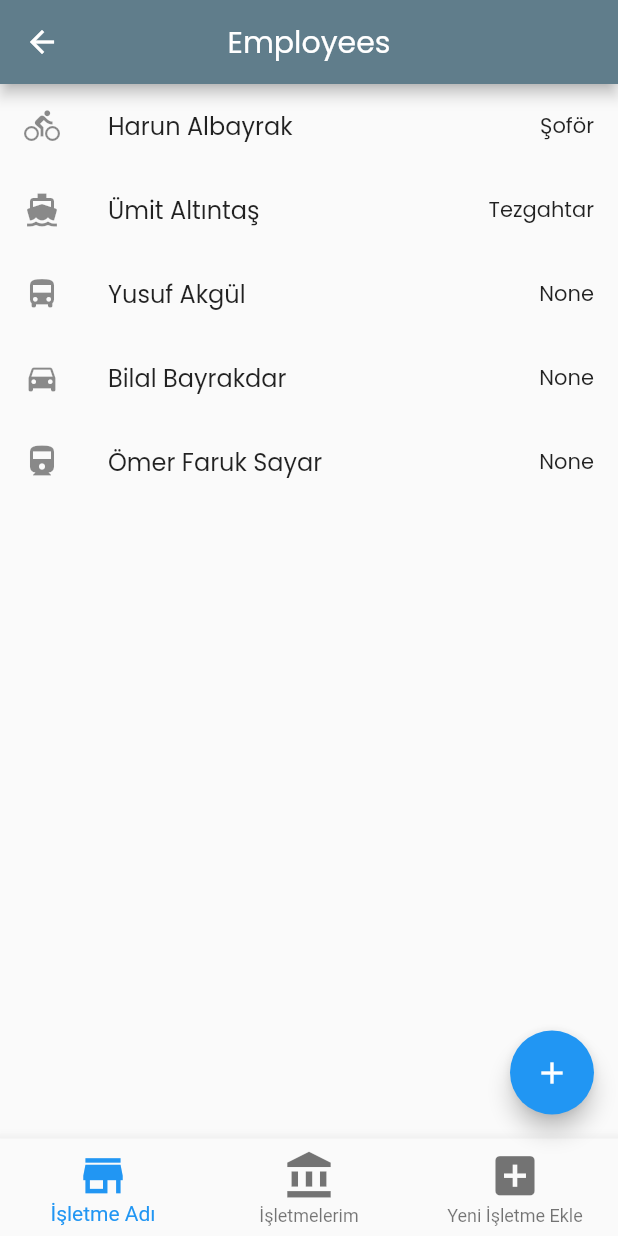
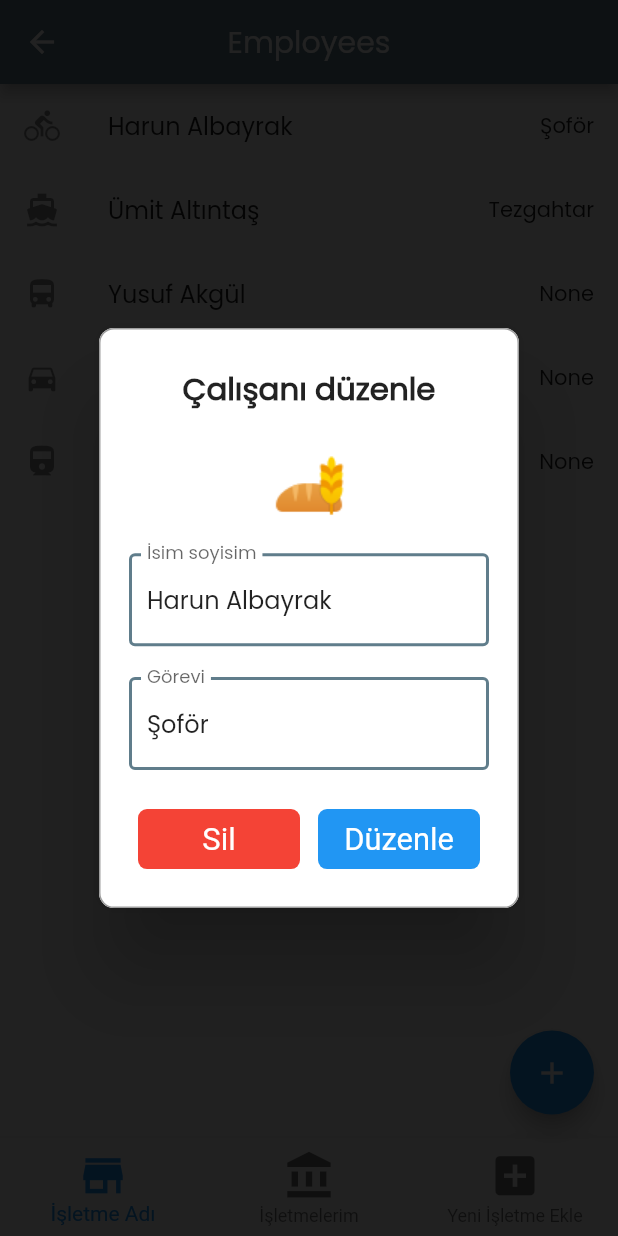
Before and after one commit to rootate/MyBakery, a Flutter app: the Employees screen opened directly, after a tap on "Harun Albayrak", on a phone screen of 412 x 824 dp. Run offline on Flutter 3.47's test engine with Material 2 defaults, Android fonts, the phone set to English and light mode, and no system bars; drawn by our look-alikes of rflutter_alert; our stand-ins replace firebase_auth, firebase_core, flutter_datetime_picker, flutter_spinkit; accounts and stored records are empty.

Commit message:
Add Popup for employees

```diff
--- a/lib/screens/employees.dart
+++ b/lib/screens/employees.dart
@@ -1,5 +1,7 @@
 import 'package:flutter/material.dart';
 import 'package:flutter_my_bakery/shared/bottom_bar.dart';
+import 'package:flutter_my_bakery/shared/constants.dart';
+import 'package:rflutter_alert/rflutter_alert.dart';
 
 class Employees extends StatefulWidget {
   @override
@@ -16,6 +18,17 @@ class _EmployeesState extends State<Employees> {
 
   @override
   Widget build(BuildContext context) {
+    final contextW = MediaQuery.of(context).size.width;
+    final contextH = MediaQuery.of(context).size.height;
+
+    final sizeW = contextW / 20;
+    final sizeH = contextH / 20;
+
+    final image = Image(image: AssetImage('assets/images/icons/bread.png'));
+
+    TextEditingController controller = TextEditingController();
+    TextEditingController controller2 = TextEditingController();
+
     final employees = ['Harun Albayrak', 'Ümit Altıntaş', 'Yusuf Akgül', 'Bilal Bayrakdar',
       'Ömer Faruk Sayar'];
 
@@ -36,7 +49,9 @@ class _EmployeesState extends State<Employees> {
           itemBuilder: (context, index) {
             return ListTile(
               onTap: () {
-
+                controller.text = employees[index];
+                controller2.text = subtitles[index];
+                confirmationPopup(context,image,1,controller,controller2);
               },
               leading: Icon(icons[index]),
               title: Text(employees[index],style: TextStyle(fontFamily: "Poppins"),),
@@ -46,11 +61,96 @@ class _EmployeesState extends State<Employees> {
         ),
         floatingActionButton: FloatingActionButton(
           onPressed: (){
-            print("hello");
+            confirmationPopup(context,image,0,controller,controller2);
           },
           child: Icon(Icons.add),
         ),
         bottomNavigationBar: myBottomNavigationBar(seciliSayfa, sayfaDegistir),
     );
   }
+
+  confirmationPopup(BuildContext dialogContext,Widget image,int val,TextEditingController controller,TextEditingController controller2) {
+    final contextW = MediaQuery.of(context).size.width;
+    final sizeW = contextW / 20;
+
+    var alertStyle = AlertStyle(
+      animationType: AnimationType.grow,
+      overlayColor: Colors.black87,
+      isCloseButton: false,
+      isOverlayTapDismiss: true,
+      titleStyle: TextStyle(fontFamily: "Poppins",fontWeight: FontWeight.bold, fontSize: sizeW),
+      animationDuration: Duration(milliseconds: 400),
+    );
+
+    Alert(
+        context: dialogContext,
+        style: alertStyle,
+        title: val == 0 ? "Çalışan ekle" : "Çalışanı düzenle",
+        content: Column(
+          children: [
+            SizedBox(height: sizeW,),
+            image,
+            SizedBox(height: sizeW,),
+            TextFormField(
+              controller: controller,
+              style: textStyle1,
+              decoration: textInputDecoration.copyWith(
+                labelText: "İsim soyisim",
+              ),
+              validator: (val) => val.isEmpty ? "Enter an email" : null,
+              onChanged: (val) {
+                setState(() {
+
+                });
+              },
+            ),
+            SizedBox(height: sizeW,),
+            TextFormField(
+              controller: controller2,
+              style: textStyle1,
+              decoration: textInputDecoration.copyWith(
+                labelText: "Görevi",
+              ),
+              validator: (val) => val.isEmpty ? "Enter an email" : null,
+              onChanged: (val) {
+                setState(() {
+
+                });
+              },
+            ),
+          ],
+        ),
+        buttons: [
+          val == 1 ? DialogButton(
+            child: Text(
+              "Sil",
+              style: TextStyle(color: Colors.white, fontSize: sizeW),
+            ),
+            onPressed: () {
+              Navigator.pop(context);
+            },
+            color: Colors.red,
+          ) :
+          DialogButton(
+            child: Text(
+              "İptal",
+              style: TextStyle(color: Colors.white, fontSize: sizeW),
+            ),
+            onPressed: () {
+              Navigator.pop(context);
+            },
+            color: Colors.red,
+          ),
+          DialogButton(
+            child: Text(
+              val == 0 ? "Ekle" : "Düzenle",
+              style: TextStyle(color: Colors.white, fontSize: sizeW),
+            ),
+            onPressed: () {
+              Navigator.pop(context);
+            },
+            color: Colors.blue,
+          )
+        ]).show();
+  }
 }
--- a/lib/screens/products.dart
+++ b/lib/screens/products.dart
@@ -25,10 +25,11 @@ class _ProductsState extends State<Products> {
     final sizeW = contextW / 20;
     final sizeH = contextH / 20;
 
+    final image = Image(image: AssetImage('assets/images/icons/bread.png'));
+
     final categories = ['Ekmekler', 'Kahvaltılıklar', 'Pastalar', 'İçecekler',
       'Tatlılar', 'Kurabiyeler', 'Hazır Gıdalar', 'Diğer'];
 
-    final image = Image(image: AssetImage('assets/images/icons/bread.png'));
 
     TextEditingController controller = TextEditingController();
 
@@ -77,7 +78,6 @@ class _ProductsState extends State<Products> {
     var alertStyle = AlertStyle(
       animationType: AnimationType.grow,
       overlayColor: Colors.black87,
-      isCloseButton: false,
       isOverlayTapDismiss: true,
       titleStyle: TextStyle(fontFamily: "Poppins",fontWeight: FontWeight.bold, fontSize: sizeW),
       animationDuration: Duration(milliseconds: 400),
@@ -108,6 +108,16 @@ class _ProductsState extends State<Products> {
           ],
         ),
         buttons: [
+          val == 1 ? DialogButton(
+            child: Text(
+              "Sil",
+              style: TextStyle(color: Colors.white, fontSize: sizeW),
+            ),
+            onPressed: () {
+              Navigator.pop(context);
+            },
+            color: Colors.red,
+          ) :
           DialogButton(
             child: Text(
               "İptal",
```
